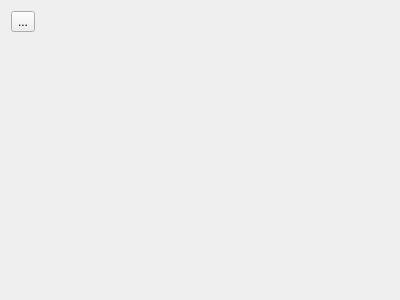
Before: the Qt Designer form AIProject/cvpanel.ui in huangatone/AI-C-PlusPlus-Qt, drawn with Qt 5.
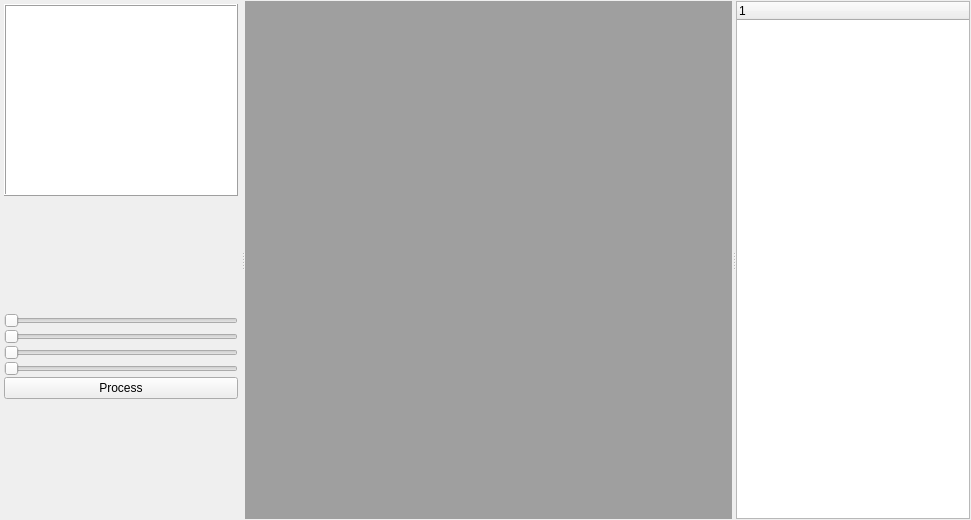
After: the same form once the commit is applied. Custom widgets are drawn as their Qt base class.

Patch:
```diff
--- a/AIProject/cvpanel.ui
+++ b/AIProject/cvpanel.ui
@@ -6,61 +6,237 @@
    <rect>
     <x>0</x>
     <y>0</y>
-    <width>400</width>
-    <height>300</height>
+    <width>971</width>
+    <height>520</height>
    </rect>
   </property>
   <property name="windowTitle">
    <string>Form</string>
   </property>
-  <layout class="QGridLayout" name="gridLayout">
+  <layout class="QGridLayout" name="gridLayout_2">
+   <property name="leftMargin">
+    <number>1</number>
+   </property>
+   <property name="topMargin">
+    <number>1</number>
+   </property>
+   <property name="rightMargin">
+    <number>1</number>
+   </property>
+   <property name="bottomMargin">
+    <number>1</number>
+   </property>
+   <property name="spacing">
+    <number>1</number>
+   </property>
    <item row="0" column="0">
-    <widget class="QToolButton" name="toolButton">
-     <property name="text">
-      <string>...</string>
+    <widget class="QSplitter" name="splitter">
+     <property name="orientation">
+      <enum>Qt::Horizontal</enum>
      </property>
-    </widget>
-   </item>
-   <item row="1" column="0">
-    <widget class="QStackedWidget" name="stackedWidget">
-     <widget class="QWidget" name="page">
-      <layout class="QGridLayout" name="gridLayout_2">
+     <widget class="QWidget" name="widget_3" native="true">
+      <property name="minimumSize">
+       <size>
+        <width>80</width>
+        <height>0</height>
+       </size>
+      </property>
+      <layout class="QGridLayout" name="gridLayout_5">
+       <property name="leftMargin">
+        <number>1</number>
+       </property>
+       <property name="topMargin">
+        <number>1</number>
+       </property>
+       <property name="rightMargin">
+        <number>1</number>
+       </property>
+       <property name="bottomMargin">
+        <number>1</number>
+       </property>
+       <property name="spacing">
+        <number>1</number>
+       </property>
        <item row="0" column="0">
-        <widget class="FileSelectWidget" name="widget" native="true">
+        <widget class="QWidget" name="widget_2" native="true">
          <property name="minimumSize">
           <size>
-           <width>0</width>
-           <height>28</height>
+           <width>180</width>
+           <height>0</height>
           </size>
          </property>
+         <layout class="QGridLayout" name="gridLayout_7">
+          <property name="leftMargin">
+           <number>2</number>
+          </property>
+          <property name="topMargin">
+           <number>2</number>
+          </property>
+          <property name="rightMargin">
+           <number>2</number>
+          </property>
+          <property name="bottomMargin">
+           <number>2</number>
+          </property>
+          <item row="1" column="0" colspan="2">
+           <widget class="QStackedWidget" name="stackedWidget">
+            <property name="minimumSize">
+             <size>
+              <width>0</width>
+              <height>150</height>
+             </size>
+            </property>
+            <property name="currentIndex">
+             <number>0</number>
+            </property>
+            <widget class="QWidget" name="page">
+             <layout class="QGridLayout" name="gridLayout">
+              <property name="leftMargin">
+               <number>0</number>
+              </property>
+              <property name="topMargin">
+               <number>0</number>
+              </property>
+              <property name="rightMargin">
+               <number>0</number>
+              </property>
+              <property name="bottomMargin">
+               <number>0</number>
+              </property>
+              <property name="spacing">
+               <number>1</number>
+              </property>
+              <item row="3" column="0">
+               <widget class="FileSelectWidget" name="fileWidget2" native="true">
+                <property name="minimumSize">
+                 <size>
+                  <width>0</width>
+                  <height>28</height>
+                 </size>
+                </property>
+               </widget>
+              </item>
+              <item row="8" column="0">
+               <widget class="QSlider" name="sliderC">
+                <property name="orientation">
+                 <enum>Qt::Horizontal</enum>
+                </property>
+               </widget>
+              </item>
+              <item row="6" column="0">
+               <widget class="QSlider" name="sliderA">
+                <property name="orientation">
+                 <enum>Qt::Horizontal</enum>
+                </property>
+               </widget>
+              </item>
+              <item row="9" column="0">
+               <widget class="QSlider" name="sliderD">
+                <property name="orientation">
+                 <enum>Qt::Horizontal</enum>
+                </property>
+               </widget>
+              </item>
+              <item row="4" column="0">
+               <widget class="FileSelectWidget" name="fileWidget3" native="true">
+                <property name="minimumSize">
+                 <size>
+                  <width>0</width>
+                  <height>28</height>
+                 </size>
+                </property>
+               </widget>
+              </item>
+              <item row="2" column="0">
+               <widget class="FileSelectWidget" name="fileWidget1" native="true">
+                <property name="minimumSize">
+                 <size>
+                  <width>0</width>
+                  <height>28</height>
+                 </size>
+                </property>
+               </widget>
+              </item>
+              <item row="11" column="0">
+               <spacer name="verticalSpacer_3">
+                <property name="orientation">
+                 <enum>Qt::Vertical</enum>
+                </property>
+                <property name="sizeHint" stdset="0">
+                 <size>
+                  <width>20</width>
+                  <height>40</height>
+                 </size>
+                </property>
+               </spacer>
+              </item>
+              <item row="1" column="0">
+               <widget class="QListWidget" name="functionList">
+                <property name="frameShape">
+                 <enum>QFrame::Box</enum>
+                </property>
+                <property name="frameShadow">
+                 <enum>QFrame::Raised</enum>
+                </property>
+                <property name="iconSize">
+                 <size>
+                  <width>48</width>
+                  <height>48</height>
+                 </size>
+                </property>
+                <property name="resizeMode">
+                 <enum>QListView::Adjust</enum>
+                </property>
+                <property name="viewMode">
+                 <enum>QListView::IconMode</enum>
+                </property>
+               </widget>
+              </item>
+              <item row="5" column="0">
+               <widget class="FileSelectWidget" name="fileWidget4" native="true">
+                <property name="minimumSize">
+                 <size>
+                  <width>0</width>
+                  <height>28</height>
+                 </size>
+                </property>
+               </widget>
+              </item>
+              <item row="10" column="0">
+               <widget class="QPushButton" name="btnDo">
+                <property name="text">
+                 <string>Process</string>
+                </property>
+               </widget>
+              </item>
+              <item row="7" column="0">
+               <widget class="QSlider" name="sliderB">
+                <property name="orientation">
+                 <enum>Qt::Horizontal</enum>
+                </property>
+               </widget>
+              </item>
+             </layout>
+            </widget>
+            <widget class="QWidget" name="page_2"/>
+           </widget>
+          </item>
+         </layout>
         </widget>
        </item>
-       <item row="1" column="0">
-        <widget class="FileSelectWidget" name="widget_2" native="true">
-         <property name="minimumSize">
-          <size>
-           <width>0</width>
-           <height>28</height>
-          </size>
-         </property>
-        </widget>
-       </item>
-       <item row="2" column="0">
-        <spacer name="verticalSpacer">
-         <property name="orientation">
-          <enum>Qt::Vertical</enum>
-         </property>
-         <property name="sizeHint" stdset="0">
-          <size>
-           <width>20</width>
-           <height>141</height>
-          </size>
-         </property>
-        </spacer>
-       </item>
       </layout>
      </widget>
-     <widget class="QWidget" name="page_2"/>
+     <widget class="QMdiArea" name="mdiArea"/>
+     <widget class="QTreeWidget" name="treeWidget">
+      <property name="dragEnabled">
+       <bool>true</bool>
+      </property>
+      <column>
+       <property name="text">
+        <string notr="true">1</string>
+       </property>
+      </column>
+     </widget>
     </widget>
    </item>
   </layout>
```
